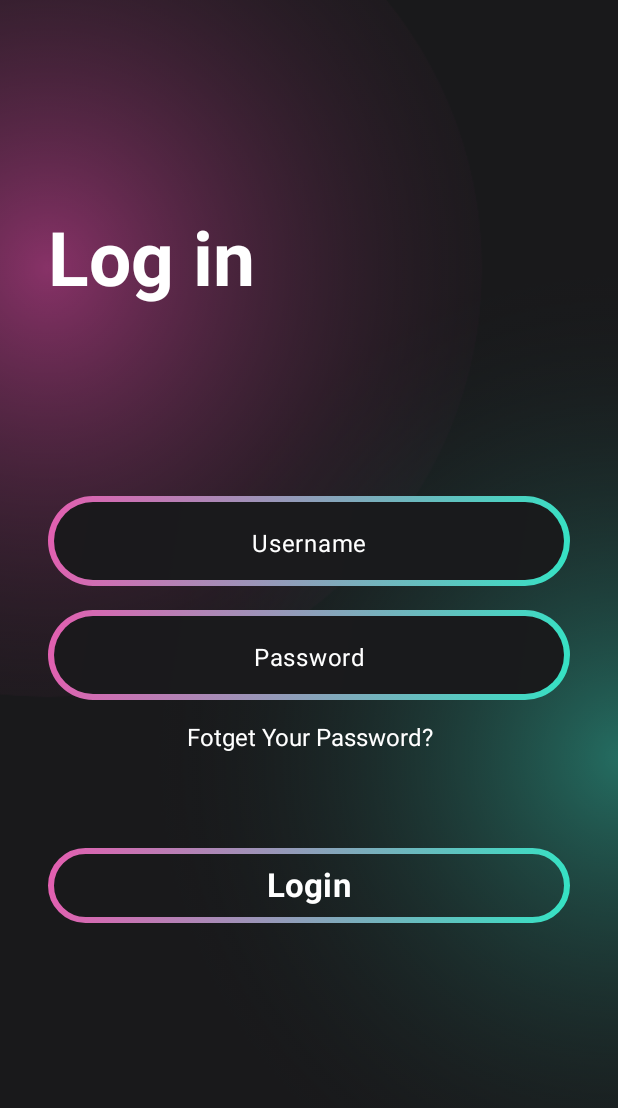
After one commit to vokrob/MoviesApp, an Android app built with Jetpack Compose: the LoginActivity screen opened directly, with no data from a screen before it, on a phone screen of 412 x 824 dp. The commit adds this screen. Shown: the top 1108 px of the screen. Run offline under Robolectric (Android 15) with nearby library versions, the light colour scheme and no system bars.

Commit message:
Create LoginActivity

```diff
--- a/app/src/main/AndroidManifest.xml
+++ b/app/src/main/AndroidManifest.xml
@@ -13,19 +13,25 @@
         android:theme="@style/Theme.MoviesApp"
         tools:targetApi="31">
         <activity
-            android:name=".SplashActivity"
+            android:name=".Activity.BaseActivity"
             android:exported="false" />
         <activity
-            android:name=".MainActivity"
-            android:exported="true"
-            android:label="@string/app_name"
-            android:theme="@style/Theme.MoviesApp">
+            android:name=".Activity.LoginActivity"
+            android:exported="false" />
+        <activity
+            android:name=".Activity.SplashActivity"
+            android:exported="true">
             <intent-filter>
                 <action android:name="android.intent.action.MAIN" />
 
                 <category android:name="android.intent.category.LAUNCHER" />
             </intent-filter>
         </activity>
+        <activity
+            android:name=".Activity.MainActivity"
+            android:exported="true"
+            android:label="@string/app_name"
+            android:theme="@style/Theme.MoviesApp" />
     </application>
 
 </manifest>
--- /dev/null
+++ b/app/src/main/java/com/vokrob/moviesapp/Activity/BaseActivity.kt
@@ -0,0 +1,10 @@
+package com.vokrob.moviesapp.Activity
+
+import android.os.Bundle
+import androidx.appcompat.app.AppCompatActivity
+
+open class BaseActivity : AppCompatActivity() {
+    override fun onCreate(savedInstanceState: Bundle?) {
+        super.onCreate(savedInstanceState)
+    }
+}
--- /dev/null
+++ b/app/src/main/java/com/vokrob/moviesapp/Activity/LoginActivity.kt
@@ -0,0 +1,229 @@
+package com.vokrob.moviesapp.Activity
+
+import android.content.Intent
+import android.os.Bundle
+import androidx.activity.compose.setContent
+import androidx.compose.foundation.BorderStroke
+import androidx.compose.foundation.Image
+import androidx.compose.foundation.background
+import androidx.compose.foundation.layout.Box
+import androidx.compose.foundation.layout.Column
+import androidx.compose.foundation.layout.Spacer
+import androidx.compose.foundation.layout.fillMaxSize
+import androidx.compose.foundation.layout.fillMaxWidth
+import androidx.compose.foundation.layout.height
+import androidx.compose.foundation.layout.padding
+import androidx.compose.foundation.rememberScrollState
+import androidx.compose.foundation.shape.RoundedCornerShape
+import androidx.compose.foundation.text.KeyboardOptions
+import androidx.compose.foundation.verticalScroll
+import androidx.compose.material3.Button
+import androidx.compose.material3.ButtonDefaults
+import androidx.compose.material3.ExperimentalMaterial3Api
+import androidx.compose.material3.OutlinedTextField
+import androidx.compose.material3.Text
+import androidx.compose.material3.TextFieldDefaults
+import androidx.compose.runtime.Composable
+import androidx.compose.ui.Alignment
+import androidx.compose.ui.Modifier
+import androidx.compose.ui.graphics.Brush
+import androidx.compose.ui.graphics.Color
+import androidx.compose.ui.layout.ContentScale
+import androidx.compose.ui.res.colorResource
+import androidx.compose.ui.res.painterResource
+import androidx.compose.ui.text.TextStyle
+import androidx.compose.ui.text.font.FontWeight
+import androidx.compose.ui.text.style.TextAlign
+import androidx.compose.ui.tooling.preview.Preview
+import androidx.compose.ui.unit.dp
+import androidx.compose.ui.unit.sp
+import com.vokrob.moviesapp.R
+
+class LoginActivity : BaseActivity() {
+    override fun onCreate(savedInstanceState: Bundle?) {
+        super.onCreate(savedInstanceState)
+
+        setContent {
+            LoginScreen(
+                onLoginClick = {
+                    startActivity(
+                        Intent(
+                            this,
+                            MainActivity::class.java
+                        )
+                    )
+                }
+            )
+        }
+    }
+}
+
+@Preview
+
+@Composable
+fun LoginScreenPreview() {
+    LoginScreen(onLoginClick = {})
+}
+
+@Composable
+fun LoginScreen(onLoginClick: () -> Unit) {
+    Box(
+        Modifier
+            .fillMaxSize()
+            .background(colorResource(R.color.blackBackground))
+    ) {
+        Image(
+            painter = painterResource(R.drawable.bg1),
+            contentScale = ContentScale.Crop,
+            contentDescription = null,
+            modifier = Modifier.matchParentSize()
+        )
+
+        Column(
+            Modifier
+                .fillMaxSize()
+                .verticalScroll(rememberScrollState())
+                .padding(
+                    horizontal = 32.dp,
+                    vertical = 16.dp
+                )
+        ) {
+            Spacer(Modifier.height(128.dp))
+
+            Text(
+                text = "Log in",
+                style = TextStyle(
+                    color = Color.White,
+                    fontSize = 50.sp,
+                    fontWeight = FontWeight.Bold
+                ),
+                modifier = Modifier.fillMaxWidth()
+            )
+
+            Spacer(Modifier.height(128.dp))
+
+            GradientTextField(
+                hint = "Username",
+                modifier = Modifier.fillMaxWidth()
+            )
+
+            Spacer(Modifier.height(16.dp))
+
+            GradientTextField(
+                hint = "Password",
+                modifier = Modifier.fillMaxWidth()
+            )
+
+            Spacer(Modifier.height(16.dp))
+
+            Text(
+                text = "Fotget Your Password?",
+                style = TextStyle(
+                    color = Color.White,
+                    fontSize = 16.sp,
+                    textAlign = TextAlign.Center
+                ),
+                modifier = Modifier.fillMaxWidth()
+            )
+
+            Spacer(Modifier.height(64.dp))
+
+            GradientButton(
+                text = "Login",
+                onClick = onLoginClick,
+                modifier = Modifier
+                    .fillMaxWidth()
+                    .height(50.dp)
+            )
+        }
+    }
+}
+
+@Composable
+fun GradientButton(
+    text: String,
+    onClick: () -> Unit,
+    modifier: Modifier = Modifier
+) {
+    Button(
+        onClick = onClick,
+        modifier = modifier,
+        shape = RoundedCornerShape(60.dp),
+        border = BorderStroke(
+            width = 4.dp,
+            brush = Brush.linearGradient(
+                colors = listOf(
+                    colorResource(R.color.pink),
+                    colorResource(R.color.green)
+                )
+            )
+        ),
+        colors = ButtonDefaults.buttonColors(
+            containerColor = Color.Transparent,
+            contentColor = Color.White
+        )
+    ) {
+        Text(
+            text = text,
+            fontSize = 22.sp,
+            fontWeight = FontWeight.Bold,
+            color = Color.White
+        )
+    }
+}
+
+@OptIn(ExperimentalMaterial3Api::class)
+@Composable
+fun GradientTextField(
+    hint: String,
+    modifier: Modifier = Modifier,
+    keyboardOptions: KeyboardOptions = KeyboardOptions.Default
+) {
+    Box(
+        modifier
+            .height(60.dp)
+            .background(
+                brush = Brush.linearGradient(
+                    colors = listOf(
+                        colorResource(R.color.pink),
+                        colorResource(R.color.green)
+                    )
+                ),
+                shape = RoundedCornerShape(50.dp)
+            )
+            .padding(4.dp)
+    ) {
+        OutlinedTextField(
+            value = "",
+            onValueChange = {},
+            placeholder = {
+                Text(
+                    text = hint,
+                    color = Color.White,
+                    modifier = Modifier.fillMaxWidth(),
+                    textAlign = TextAlign.Center
+                )
+            },
+            singleLine = true,
+            textStyle = TextStyle(
+                color = Color.White,
+                textAlign = TextAlign.Center
+            ),
+            colors = TextFieldDefaults.outlinedTextFieldColors(
+                focusedBorderColor = Color.Transparent,
+                unfocusedBorderColor = Color.Transparent,
+                cursorColor = Color.White,
+                focusedLabelColor = Color.White,
+                unfocusedLabelColor = Color.White
+            ),
+            keyboardOptions = keyboardOptions,
+            modifier = Modifier
+                .fillMaxWidth()
+                .background(
+                    color = colorResource(R.color.black1),
+                    shape = RoundedCornerShape(50.dp)
+                )
+                .align(Alignment.Center)
+        )
+    }
+}
--- a/app/src/main/java/com/vokrob/moviesapp/MainActivity.kt
+++ b/app/src/main/java/com/vokrob/moviesapp/Activity/MainActivity.kt
@@ -1,4 +1,4 @@
-package com.vokrob.moviesapp
+package com.vokrob.moviesapp.Activity
 
 import android.os.Bundle
 import androidx.activity.ComponentActivity
--- a/app/src/main/java/com/vokrob/moviesapp/SplashActivity.kt
+++ b/app/src/main/java/com/vokrob/moviesapp/Activity/SplashActivity.kt
@@ -1,8 +1,8 @@
-package com.vokrob.moviesapp
+package com.vokrob.moviesapp.Activity
 
+import android.content.Intent
 import android.os.Bundle
 import androidx.activity.compose.setContent
-import androidx.appcompat.app.AppCompatActivity
 import androidx.compose.foundation.BorderStroke
 import androidx.compose.foundation.Image
 import androidx.compose.foundation.background
@@ -34,13 +34,23 @@ import androidx.compose.ui.text.style.TextAlign
 import androidx.compose.ui.tooling.preview.Preview
 import androidx.compose.ui.unit.dp
 import androidx.compose.ui.unit.sp
+import com.vokrob.moviesapp.R
 
-class SplashActivity : AppCompatActivity() {
+class SplashActivity : BaseActivity() {
     override fun onCreate(savedInstanceState: Bundle?) {
         super.onCreate(savedInstanceState)
 
         setContent {
-            IntroScreen(onGetInClick = {})
+            IntroScreen(
+                onGetInClick = {
+                    startActivity(
+                        Intent(
+                            this,
+                            LoginActivity::class.java
+                        )
+                    )
+                }
+            )
         }
     }
 }
--- a/app/src/main/res/values/themes.xml
+++ b/app/src/main/res/values/themes.xml
@@ -1,5 +1,5 @@
 <?xml version="1.0" encoding="utf-8"?>
 <resources>
 
-    <style name="Theme.MoviesApp" parent="android:Theme.Material.Light.NoActionBar" />
+    <style name="Theme.MoviesApp" parent="Theme.AppCompat.Light.NoActionBar" />
 </resources>
```
